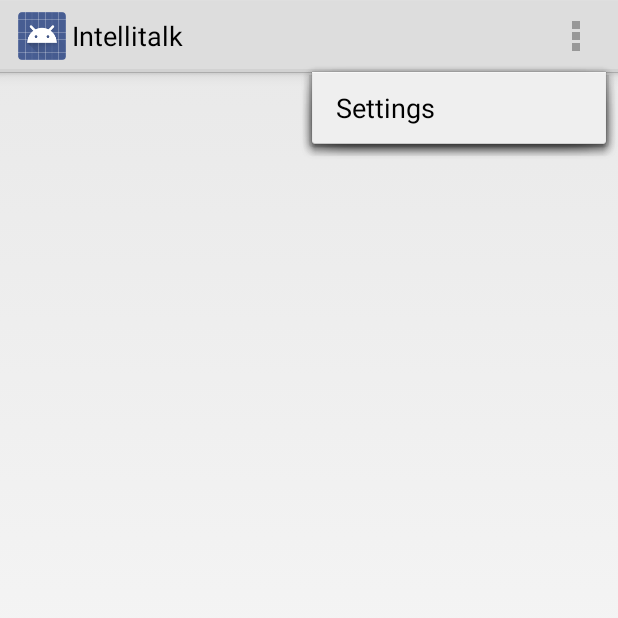
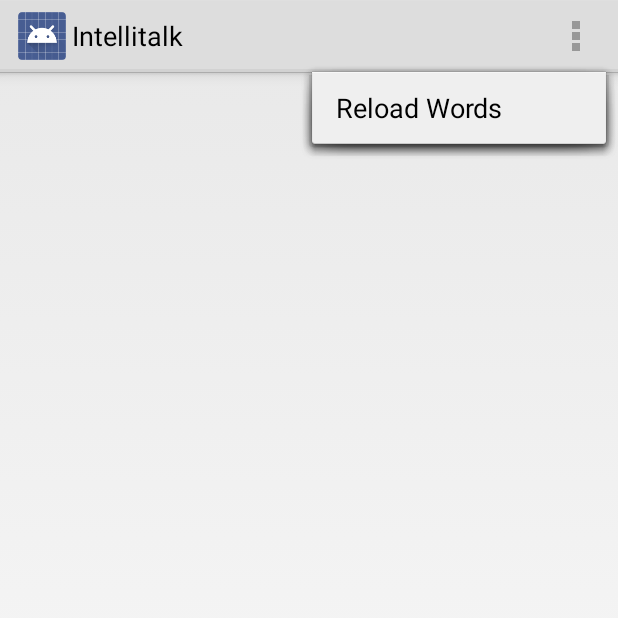
Before and after one commit to Khitiara/intellitalk, an Android app: the MainActivity screen opened directly, with no data from a screen before it, with the options menu open, on a phone screen of 412 x 824 dp, the top half of it. Run offline under Robolectric (Android 15) with nearby library versions, the phone set to English and light mode, and no system bars; libraries missing offline, so code that uses them is left out: org.lucasr.twowayview; 5 statements that could not run were skipped.

Commit message:
Revert "Whoops."
This reverts commit c6c534952c7c94c24a726148de3c52e44d95506a.

```diff
--- a/intellitalk/src/main/res/menu/main.xml
+++ b/intellitalk/src/main/res/menu/main.xml
@@ -2,16 +2,16 @@
     xmlns:tools="http://schemas.android.com/tools"
     tools:context="org.npenn.gifted.aacpecsapp.MainActivity">
 
-    <item xmlns:app="http://schemas.android.com/apk/res-auto"
+    <!-- <item xmlns:app="http://schemas.android.com/apk/res-auto"
         android:id="@+id/action_settings"
         android:onClick="launchSettings"
         android:orderInCategory="100"
         android:title="@string/action_settings"
-        app:showAsAction="never" />
-    <!-- <item xmlns:app="http://schemas.android.com/apk/res-auto"
+        app:showAsAction="never" /> -->
+    <item xmlns:app="http://schemas.android.com/apk/res-auto"
         android:id="@+id/action_refresh"
         android:onClick="reload"
         android:orderInCategory="99"
         android:title="@string/action_reload"
-        app:showAsAction="never" /> -->
+        app:showAsAction="never" />
 </menu>
```
